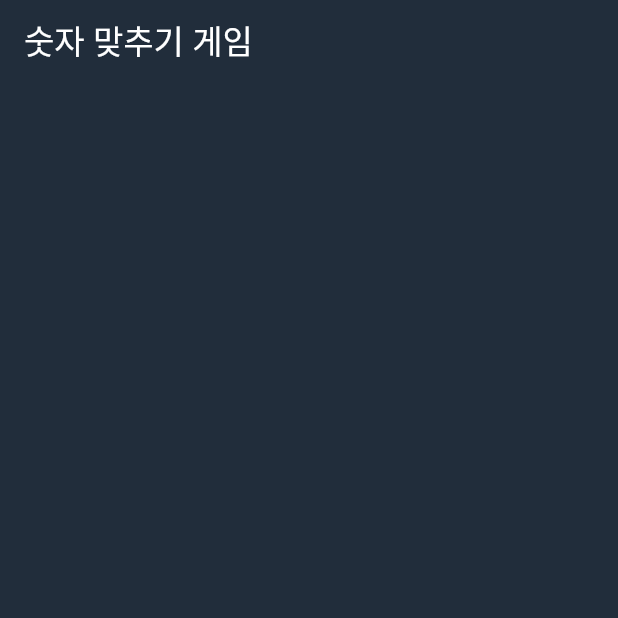
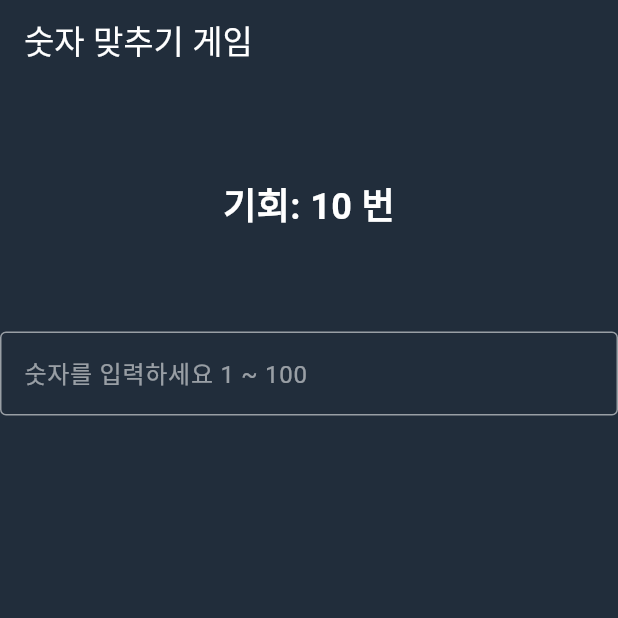
Before and after one commit to Shin-SeungHun/number_game, a Flutter app: the screen it shows after launch, on a phone screen of 412 x 824 dp, the top half of it. Run offline on Flutter 3.47's test engine with Material 3 defaults, Android fonts, the phone set to English and light mode, and no system bars.

Commit message:
textField 구현

```diff
--- a/lib/main.dart
+++ b/lib/main.dart
@@ -1,4 +1,6 @@
 import 'package:flutter/material.dart';
+
+import 'model/game_data.dart';
 
 void main() {
   runApp(const MyApp());
@@ -25,9 +27,14 @@ class GameScreen extends StatefulWidget {
 
   @override
   State<GameScreen> createState() => _GameScreenState();
+
 }
 
 class _GameScreenState extends State<GameScreen> {
+  GameData _gameData = GameData.initial();
+  final TextEditingController _controller = TextEditingController();
+
+
   @override
   Widget build(BuildContext context) {
     return Scaffold(
@@ -40,6 +47,47 @@ class _GameScreenState extends State<GameScreen> {
         ),
         backgroundColor: const Color(0xFF212d3b),
       ),
+      body: SizedBox(
+        height: 300,
+        child: Column(
+          mainAxisAlignment: MainAxisAlignment.center,
+          children: [
+            Text(
+              '기회: ${_gameData.lifeCount} 번',
+              style: const TextStyle(
+                  fontSize: 24.0,
+                  fontWeight: FontWeight.bold,
+                  color: Colors.white),
+            ),
+            const SizedBox(height: 16.0),
+            Text(
+              _gameData.resultText,
+              style: const TextStyle(
+                  fontSize: 24.0,
+                  fontWeight: FontWeight.bold,
+                  color: Colors.white70),
+            ),
+            const SizedBox(height: 16.0),
+            TextField(
+              controller: _controller,
+              keyboardType: TextInputType.number,
+
+              decoration: const InputDecoration(
+                labelText: '숫자를 입력하세요 1 ~ 100',
+                labelStyle: TextStyle(color: Colors.white54),
+                enabledBorder: OutlineInputBorder(
+                  borderSide: BorderSide(color: Colors.white54),
+                ),
+                focusedBorder: OutlineInputBorder(
+                  borderSide: BorderSide(color: Colors.white),
+                ),
+              ),
+              style: const TextStyle(color: Colors.white),
+            ),
+            const SizedBox(height: 16.0),
+          ],
+        ),
+      ),
     );
   }
 }
```
